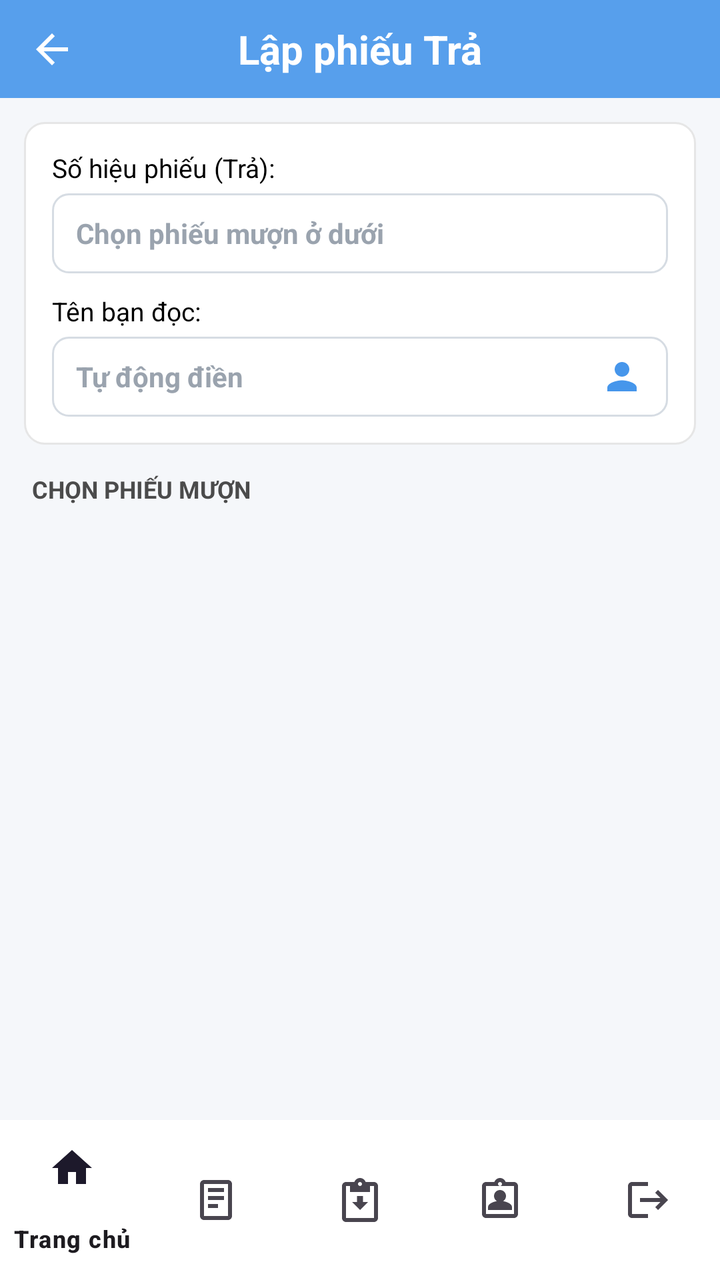
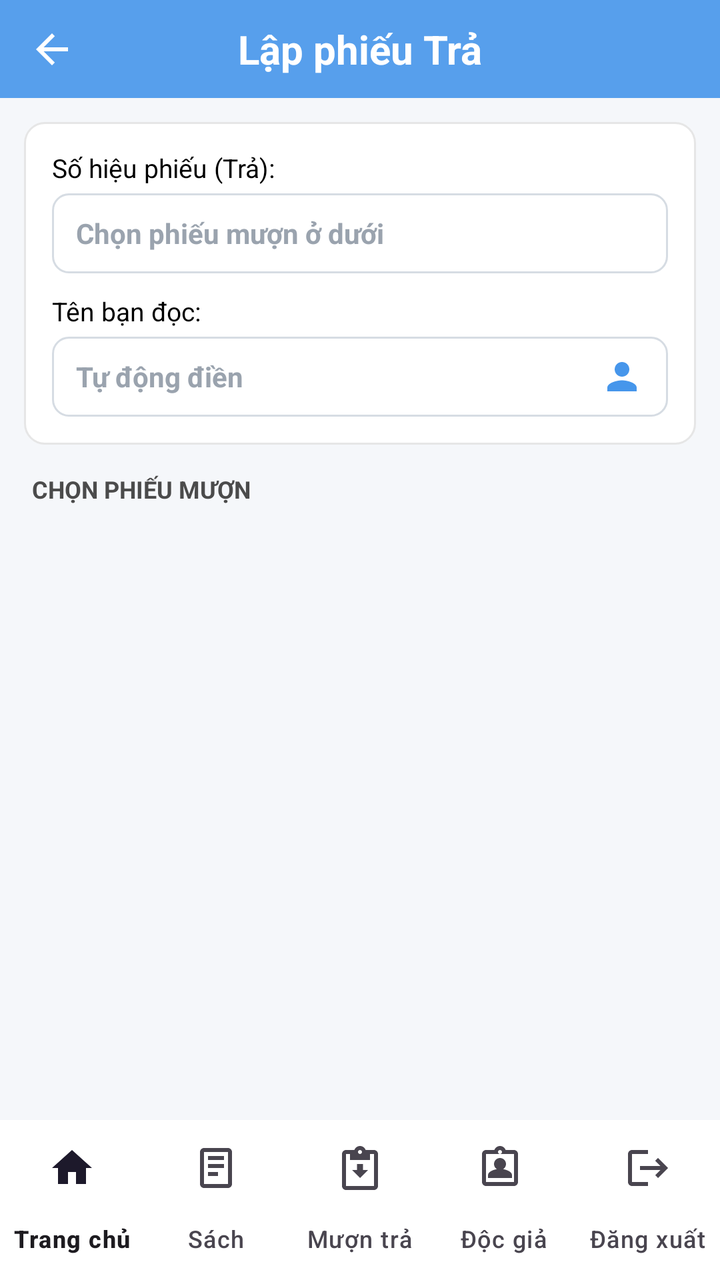

Compare the two renders of this Android layout. The source of the first and the diff that turns it into the second are given below.
<!-- AndroidManifest.xml: application theme Theme.QuanLyThuVien -->
<!-- res/layout/activity_phieutra_add.xml -->
<?xml version="1.0" encoding="utf-8"?>
<androidx.constraintlayout.widget.ConstraintLayout xmlns:android="http://schemas.android.com/apk/res/android"
    xmlns:app="http://schemas.android.com/apk/res-auto"
    android:layout_width="match_parent"
    android:layout_height="match_parent"
    android:background="#F5F7FA">

    
    <androidx.constraintlayout.widget.ConstraintLayout
        android:id="@+id/header"
        android:layout_width="0dp"
        android:layout_height="49dp"
        android:background="@drawable/bg_header_sach"
        app:layout_constraintTop_toTopOf="parent"
        app:layout_constraintStart_toStartOf="parent"
        app:layout_constraintEnd_toEndOf="parent">

        <ImageView
            android:id="@+id/btnBack"
            android:layout_width="28dp"
            android:layout_height="28dp"
            android:layout_marginStart="12dp"
            android:padding="2dp"
            android:src="@drawable/ic_arrow_back"
            android:background="?attr/selectableItemBackgroundBorderless"
            android:contentDescription="Quay lại"
            app:layout_constraintTop_toTopOf="parent"
            app:layout_constraintBottom_toBottomOf="parent"
            app:layout_constraintStart_toStartOf="parent" />

        <TextView
            android:layout_width="wrap_content"
            android:layout_height="wrap_content"
            android:text="Lập phiếu Trả"
            android:textColor="#FFFFFF"
            android:textSize="20sp"
            android:textStyle="bold"
            app:layout_constraintTop_toTopOf="parent"
            app:layout_constraintBottom_toBottomOf="parent"
            app:layout_constraintStart_toStartOf="parent"
            app:layout_constraintEnd_toEndOf="parent" />
    </androidx.constraintlayout.widget.ConstraintLayout>

    <ScrollView
        android:id="@+id/scrollContent"
        android:layout_width="0dp"
        android:layout_height="0dp"
        android:fillViewport="true"
        app:layout_constraintTop_toBottomOf="@id/header"
        app:layout_constraintStart_toStartOf="parent"
        app:layout_constraintEnd_toEndOf="parent"
        app:layout_constraintBottom_toTopOf="@id/bottomNav">

        <LinearLayout
            android:layout_width="match_parent"
            android:layout_height="wrap_content"
            android:orientation="vertical"
            android:padding="12dp">

            
            <LinearLayout
                android:layout_width="match_parent"
                android:layout_height="wrap_content"
                android:orientation="vertical"
                android:padding="14dp"
                android:background="@drawable/bg_phieu_card">

                <TextView
                    android:layout_width="wrap_content"
                    android:layout_height="wrap_content"
                    android:text="Số hiệu phiếu (Trả):"
                    android:textColor="#000000"
                    android:textSize="13sp" />

                <TextView
                    android:id="@+id/tvMaPhieuMuon"
                    android:layout_width="match_parent"
                    android:layout_height="40dp"
                    android:layout_marginTop="4dp"
                    android:gravity="center_vertical"
                    android:paddingHorizontal="12dp"
                    android:background="@drawable/bg_input_field"
                    android:hint="Chọn phiếu mượn ở dưới"
                    android:textColorHint="#9AA3AE"
                    android:textColor="#000000"
                    android:textSize="14sp"
                    android:textStyle="bold"
                    android:clickable="true"
                    android:focusable="true" />

                <TextView
                    android:layout_width="wrap_content"
                    android:layout_height="wrap_content"
                    android:layout_marginTop="10dp"
                    android:text="Tên bạn đọc:"
                    android:textColor="#000000"
                    android:textSize="13sp" />

                <LinearLayout
                    android:layout_width="match_parent"
                    android:layout_height="40dp"
                    android:layout_marginTop="4dp"
                    android:orientation="horizontal"
                    android:gravity="center_vertical"
                    android:paddingHorizontal="12dp"
                    android:background="@drawable/bg_input_field">

                    <TextView
                        android:id="@+id/tvBanDoc"
                        android:layout_width="0dp"
                        android:layout_height="wrap_content"
                        android:layout_weight="1"
                        android:hint="Tự động điền"
                        android:textColorHint="#9AA3AE"
                        android:textColor="#000000"
                        android:textSize="14sp"
                        android:textStyle="bold" />

                    <ImageView
                        android:layout_width="22dp"
                        android:layout_height="22dp"
                        android:src="@drawable/ic_person_filled"
                        android:contentDescription="Bạn đọc" />
                </LinearLayout>
            </LinearLayout>

            
            <LinearLayout
                android:id="@+id/sectionPick"
                android:layout_width="match_parent"
                android:layout_height="wrap_content"
                android:orientation="vertical">

                <TextView
                    android:layout_width="wrap_content"
                    android:layout_height="wrap_content"
                    android:layout_marginTop="14dp"
                    android:layout_marginStart="4dp"
                    android:text="CHỌN PHIẾU MƯỢN"
                    android:textColor="#4B4B4B"
                    android:textSize="12sp"
                    android:textStyle="bold" />

                <LinearLayout
                    android:layout_width="match_parent"
                    android:layout_height="wrap_content"
                    android:layout_marginTop="6dp"
                    android:orientation="vertical"
                    android:background="@drawable/bg_phieu_card">

                    <androidx.recyclerview.widget.RecyclerView
                        android:id="@+id/rvPhieuMuon"
                        android:layout_width="match_parent"
                        android:layout_height="wrap_content"
                        android:overScrollMode="never"
                        android:nestedScrollingEnabled="false" />

                    <TextView
                        android:id="@+id/tvPickEmpty"
                        android:layout_width="match_parent"
                        android:layout_height="wrap_content"
                        android:gravity="center"
                        android:padding="14dp"
                        android:text="Không có phiếu mượn chưa trả"
                        android:textColor="#9AA3AE"
                        android:textSize="13sp"
                        android:visibility="gone" />
                </LinearLayout>
            </LinearLayout>

            
            <LinearLayout
                android:id="@+id/sectionSelected"
                android:layout_width="match_parent"
                android:layout_height="wrap_content"
                android:orientation="vertical"
                android:visibility="gone">

                <LinearLayout
                    android:layout_width="match_parent"
                    android:layout_height="wrap_content"
                    android:layout_marginTop="14dp"
                    android:orientation="horizontal"
                    android:gravity="center_vertical">

                    <TextView
                        android:layout_width="0dp"
                        android:layout_height="wrap_content"
                        android:layout_weight="1"
                        android:layout_marginStart="4dp"
                        android:text="Sách đã mượn"
                        android:textColor="#000000"
                        android:textSize="14sp"
                        android:textStyle="bold" />

                    <TextView
                        android:id="@+id/btnDoiPhieu"
                        android:layout_width="wrap_content"
                        android:layout_height="wrap_content"
                        android:paddingHorizontal="12dp"
                        android:paddingVertical="6dp"
                        android:text="Đổi phiếu mượn"
                        android:textColor="#FFFFFF"
                        android:textSize="12sp"
                        android:textStyle="bold"
                        android:background="@drawable/bg_btn_doi"
                        android:clickable="true"
                        android:focusable="true" />
                </LinearLayout>

                <androidx.recyclerview.widget.RecyclerView
                    android:id="@+id/rvSachMuon"
                    android:layout_width="match_parent"
                    android:layout_height="wrap_content"
                    android:layout_marginTop="6dp"
                    android:padding="6dp"
                    android:background="@drawable/bg_phieu_card"
                    android:overScrollMode="never"
                    android:nestedScrollingEnabled="false" />

                <TextView
                    android:id="@+id/btnConfirm"
                    android:layout_width="match_parent"
                    android:layout_height="46dp"
                    android:layout_marginTop="14dp"
                    android:gravity="center"
                    android:text="Xác nhận trả sách"
                    android:textColor="#FFFFFF"
                    android:textSize="15sp"
                    android:textStyle="bold"
                    android:background="@drawable/bg_btn_green"
                    android:clickable="true"
                    android:focusable="true" />
            </LinearLayout>
        </LinearLayout>
    </ScrollView>

    <com.google.android.material.bottomnavigation.BottomNavigationView
        android:id="@+id/bottomNav"
        android:layout_width="0dp"
        android:layout_height="wrap_content"
        android:background="#FFFFFF"
        app:menu="@menu/bottom_nav_menu"
        app:layout_constraintStart_toStartOf="parent"
        app:layout_constraintEnd_toEndOf="parent"
        app:layout_constraintBottom_toBottomOf="parent" />

</androidx.constraintlayout.widget.ConstraintLayout>
<!-- resources referenced by this layout -->
<resources>
  <!-- drawable bg_btn_doi (drawable) -->
  <?xml version="1.0" encoding="utf-8"?>
  <shape xmlns:android="http://schemas.android.com/apk/res/android"
      android:shape="rectangle">
      <solid android:color="#F2A8A2" />
      <corners android:radius="14dp" />
  </shape>
  <!-- drawable bg_btn_green (drawable) -->
  <?xml version="1.0" encoding="utf-8"?>
  <shape xmlns:android="http://schemas.android.com/apk/res/android"
      android:shape="rectangle">
      <solid android:color="#5DC177" />
      <corners android:radius="20dp" />
  </shape>
  <!-- drawable bg_header_sach (drawable) -->
  <?xml version="1.0" encoding="utf-8"?>
  <shape xmlns:android="http://schemas.android.com/apk/res/android"
      android:shape="rectangle">
      <solid android:color="#E64696EB" />
  </shape>
  <!-- drawable bg_input_field (drawable) -->
  <?xml version="1.0" encoding="utf-8"?>
  <shape xmlns:android="http://schemas.android.com/apk/res/android"
      android:shape="rectangle">
      <solid android:color="#FFFFFF" />
      <stroke android:width="1dp" android:color="#D6DCE3" />
      <corners android:radius="8dp" />
  </shape>
  <!-- drawable bg_phieu_card (drawable) -->
  <?xml version="1.0" encoding="utf-8"?>
  <shape xmlns:android="http://schemas.android.com/apk/res/android"
      android:shape="rectangle">
      <solid android:color="#FFFFFF" />
      <stroke android:width="1dp" android:color="#E6E6E6" />
      <corners android:radius="10dp" />
  </shape>
  <!-- drawable ic_arrow_back (drawable) -->
  <vector xmlns:android="http://schemas.android.com/apk/res/android"
      android:width="24dp"
      android:height="24dp"
      android:viewportWidth="24"
      android:viewportHeight="24"
      android:tint="#FFFFFF">
      <path
          android:fillColor="#FFFFFF"
          android:pathData="M20,11H7.83l5.59,-5.59L12,4l-8,8 8,8 1.41,-1.41L7.83,13H20v-2z"/>
  </vector>
  <!-- drawable ic_person_filled (drawable) -->
  <?xml version="1.0" encoding="utf-8"?>
  <vector xmlns:android="http://schemas.android.com/apk/res/android"
      android:width="24dp"
      android:height="24dp"
      android:viewportWidth="24"
      android:viewportHeight="24"
      android:tint="#4696EB">
      <path
          android:fillColor="#4696EB"
          android:pathData="M12,12c2.21,0 4,-1.79 4,-4s-1.79,-4 -4,-4 -4,1.79 -4,4 1.79,4 4,4zM12,14c-2.67,0 -8,1.34 -8,4v2h16v-2c0,-2.66 -5.33,-4 -8,-4z" />
  </vector>
  <style name="Theme.QuanLyThuVien" parent="Base.Theme.QuanLyThuVien" />
  <style name="Base.Theme.QuanLyThuVien" parent="Theme.Material3.DayNight.NoActionBar">
          <item name="colorPrimary">@color/colorPrimary</item>
          <item name="colorPrimaryVariant">@color/colorPrimaryDark</item>
          <item name="colorOnPrimary">@color/white</item>
          
          <item name="android:statusBarColor" tools:targetApi="l">@android:color/transparent</item>
          <item name="android:windowLightStatusBar" tools:targetApi="m">false</item>
      </style>
  <color name="colorPrimary">#4696EB</color>
  <color name="colorPrimaryDark">#4F91D7</color>
  <color name="white">#FFFFFFFF</color>
</resources>

<!-- the commit's change to res/layout/activity_phieutra_add.xml (unified diff, before → after) -->
@@ -241,6 +241,7 @@
         android:layout_height="wrap_content"
         android:background="#FFFFFF"
         app:menu="@menu/bottom_nav_menu"
+        app:labelVisibilityMode="labeled"
         app:layout_constraintStart_toStartOf="parent"
         app:layout_constraintEnd_toEndOf="parent"
         app:layout_constraintBottom_toBottomOf="parent" />
